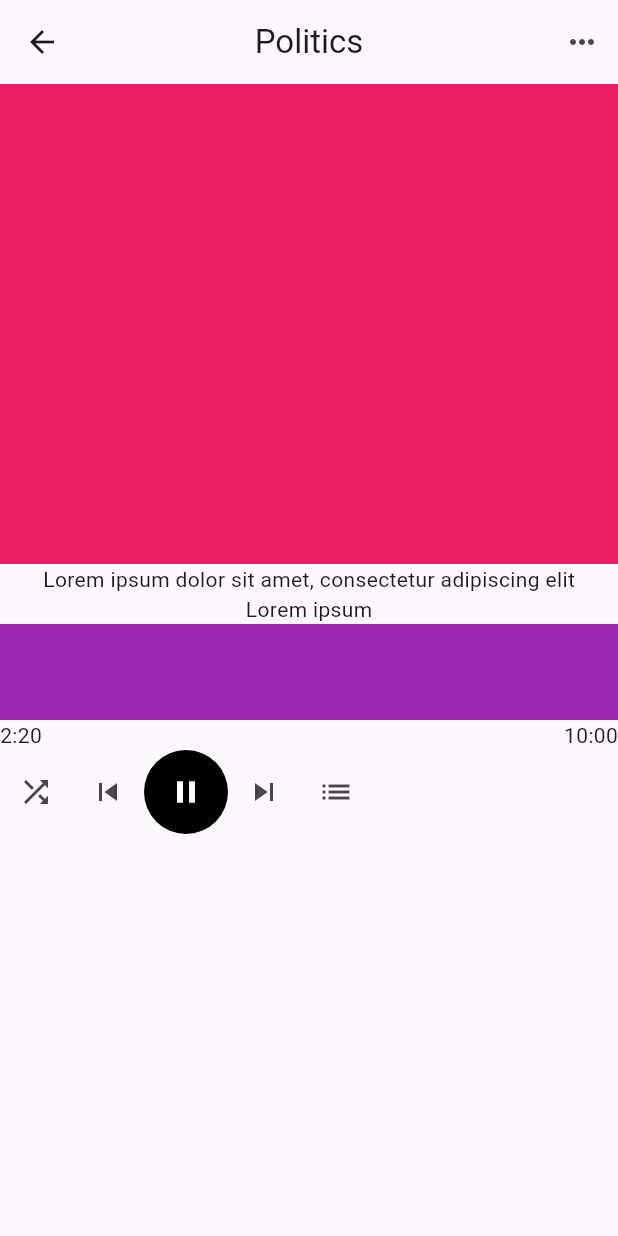
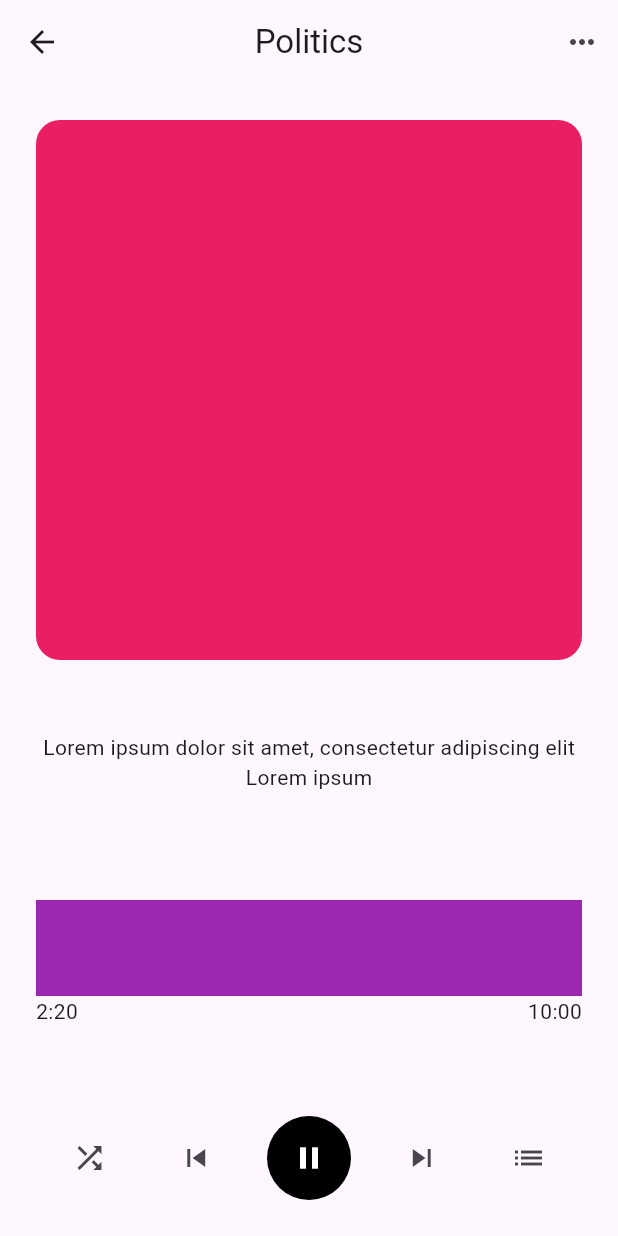
Before and after one commit to JAICHANGPARK/flutter_notebook_chapter_33, a Flutter app: the NewsAppAudioPage screen opened directly, on a phone screen of 412 x 824 dp. Run offline on Flutter 3.47's test engine with Material 2 defaults, Android fonts, the phone set to English and light mode, and no system bars; our stand-ins replace dots_indicator.

Commit message:
Update news_app_audio_page.dart

```diff
--- a/lib/ep1667_news_app_with_audio_podcast/views/news_app_audio_page.dart
+++ b/lib/ep1667_news_app_with_audio_podcast/views/news_app_audio_page.dart
@@ -23,16 +23,21 @@ class _NewsAppAudioPageState extends State<NewsAppAudioPage> {
         title: Text("Politics"),
         centerTitle: true,
       ),
-      body: Column(
+      body: Padding(
+        padding: const EdgeInsets.all(24.0),
+        child: Column(
           children: [
             Container(
-            height: 320,
+              height: 360,
               decoration: BoxDecoration(
                 color: Colors.pink,
+                borderRadius: BorderRadius.circular(16)
               ),
             ),
+            SizedBox(height: 48,),
             Text("Lorem ipsum dolor sit amet, consectetur adipiscing elit"),
             Text("Lorem ipsum"),
+            SizedBox(height: 72,),
             Container(
               height: 64,
               color: Colors.purple,
@@ -44,7 +49,9 @@ class _NewsAppAudioPageState extends State<NewsAppAudioPage> {
                 Text("10:00"),
               ],
             ),
+            Spacer(),
             Row(
+              mainAxisAlignment: MainAxisAlignment.spaceAround,
               children: [
                 IconButton(onPressed: () {}, icon: Icon(Icons.shuffle)),
                 IconButton(onPressed: () {}, icon: Icon(Icons.skip_previous)),
@@ -60,6 +67,7 @@ class _NewsAppAudioPageState extends State<NewsAppAudioPage> {
             )
           ],
         ),
+      ),
     );
   }
 }
```
Lines whose indentation alone changed are shown as unchanged.
